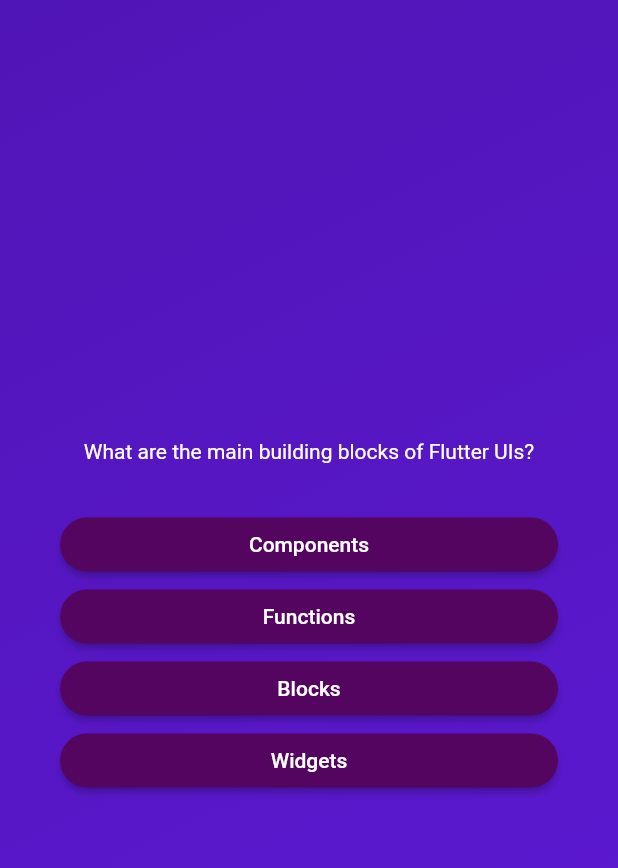
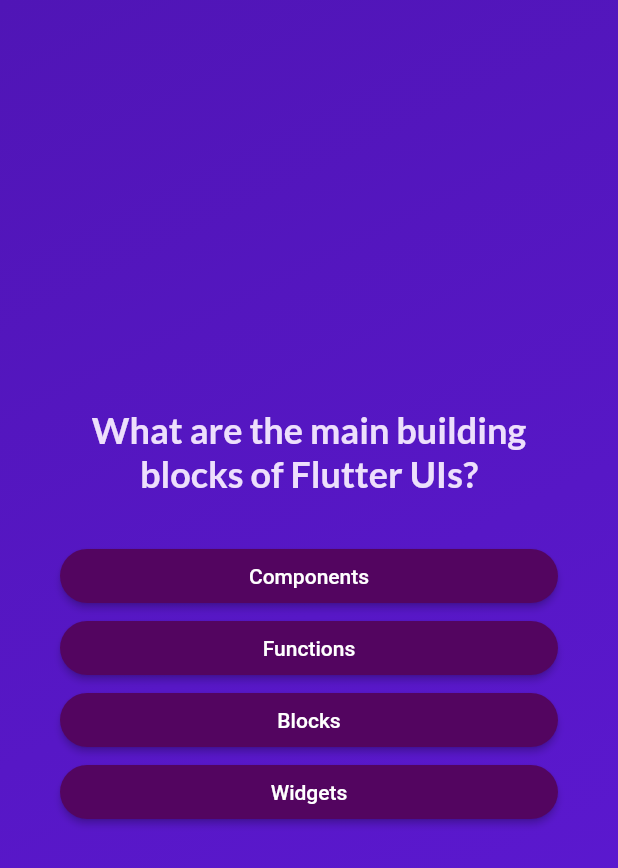
Before and after one commit to mnengineer/quiz_app, a Flutter app: the screen it shows after launch, after a tap on "Start Quiz", on a phone screen of 412 x 824 dp. Shown: the top 868 px of the screen. Run offline on Flutter 3.47's test engine with Material 2 defaults, Android fonts, the phone set to English and light mode, and no system bars; our stand-ins replace google_fonts.

Commit message:
feat: TextStyle修正

```diff
--- a/lib/answer_button.dart
+++ b/lib/answer_button.dart
@@ -25,7 +25,10 @@ class AnswerButton extends StatelessWidget {
           borderRadius: BorderRadius.circular(40),
         ),
       ),
-      child: Text(answerText),
+      child: Text(
+        answerText,
+        textAlign: TextAlign.center,
+      ),
     );
   }
 }
--- a/lib/questions_screen.dart
+++ b/lib/questions_screen.dart
@@ -1,4 +1,5 @@
 import 'package:flutter/material.dart';
+import 'package:google_fonts/google_fonts.dart';
 import 'answer_button.dart';
 import 'data/questions.dart';
 
@@ -34,8 +35,10 @@ class _QuestionsScreenState extends State<QuestionsScreen> {
           children: [
             Text(
               currentQuestion.text,
-              style: const TextStyle(
-                color: Colors.white,
+              style: GoogleFonts.lato(
+                color: const Color.fromARGB(255, 237, 223, 252),
+                fontSize: 24,
+                fontWeight: FontWeight.bold,
               ),
               textAlign: TextAlign.center,
             ),
--- a/lib/start_screen.dart
+++ b/lib/start_screen.dart
@@ -1,4 +1,5 @@
 import 'package:flutter/material.dart';
+import 'package:google_fonts/google_fonts.dart';
 
 class StartScreen extends StatelessWidget {
   const StartScreen(this.startQuiz, {super.key});
@@ -24,10 +25,10 @@ class StartScreen extends StatelessWidget {
           //   ),
           // ),
           const SizedBox(height: 80),
-          const Text(
+          Text(
             'Learn Flutter the fun way!',
-            style: TextStyle(
-              color: Color.fromARGB(255, 253, 240, 255),
+            style: GoogleFonts.lato(
+              color: const Color.fromARGB(255, 237, 223, 252),
               fontSize: 24,
             ),
           ),
```
